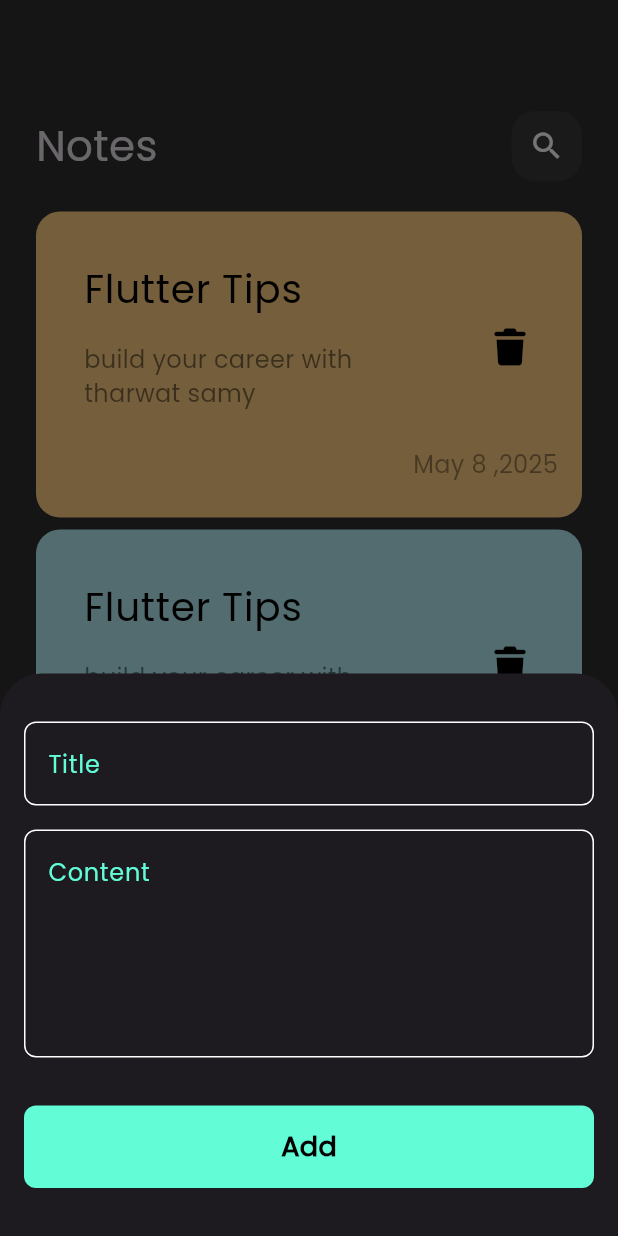
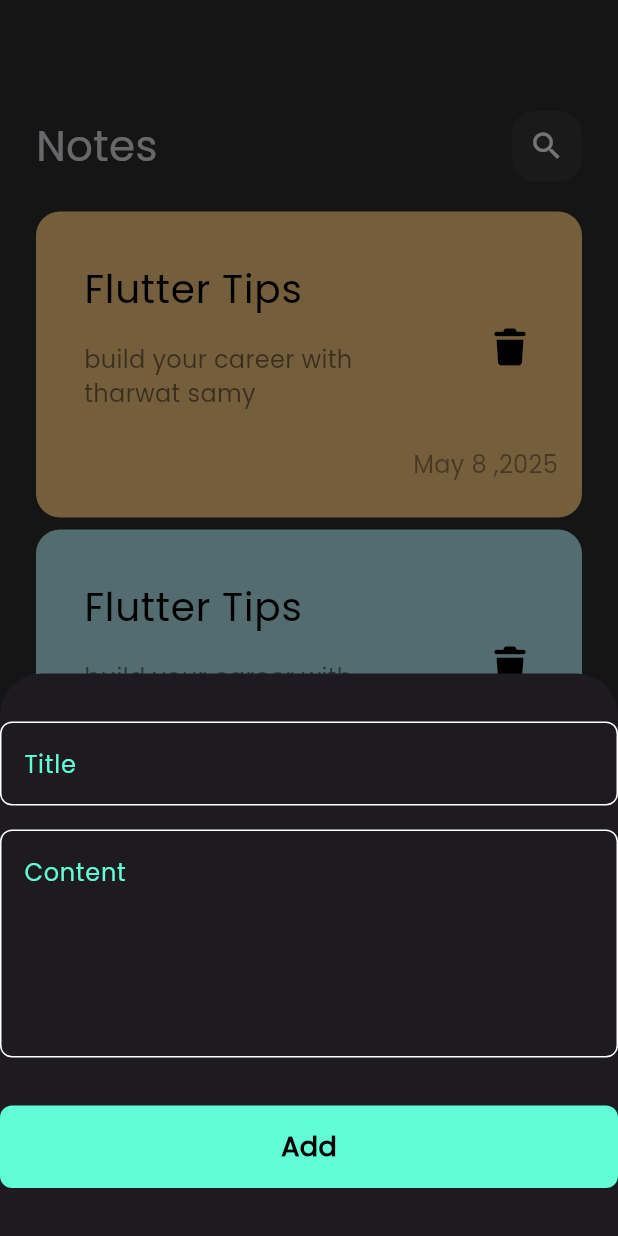
Before and after one commit to mohamedamged22/notes_app, a Flutter app: the screen it shows after launch, after a tap on the "add" icon, on a phone screen of 412 x 824 dp. Run offline on Flutter 3.47's test engine with Material 3 defaults, Android fonts, the phone set to English and light mode, and no system bars; drawn by our look-alikes of modal_progress_hud_nsn; our stand-ins replace bloc, flutter_bloc, font_awesome_flutter, hive, hive_flutter; accounts and stored records are empty; statements that could not run were skipped.

Commit message:
triger add note cubit

```diff
--- a/lib/cubits/add_note_cubit/add_note_cubit.dart
+++ b/lib/cubits/add_note_cubit/add_note_cubit.dart
@@ -14,9 +14,8 @@ class AddNoteCubit extends Cubit<AddNoteState> {
     emit(AddNoteLoading());
     try {
       var notesBox = Hive.box<NoteModel>(kNotesBox);
-
-      emit(AddNoteSuccess());
       await notesBox.add(note);
+            emit(AddNoteSuccess());
     } on Exception catch (e) {
       emit(AddNoteFailure(e.toString()));
     }
--- a/lib/main.dart
+++ b/lib/main.dart
@@ -8,12 +8,16 @@ import 'package:notes_app/views/notes_view.dart';
 import 'package:flutter_bloc/flutter_bloc.dart';
 
 void main() async {
+  WidgetsFlutterBinding.ensureInitialized();
+
   Bloc.observer = SimpleBlocObserver();
+
   await Hive.initFlutter();
-  await Hive.openBox(kNotesBox);
+
   Hive.registerAdapter(NoteModelAdapter());
 
-  runApp(NotesApp());
+  await Hive.openBox<NoteModel>(kNotesBox);
+  runApp(const NotesApp());
 }
 
 class NotesApp extends StatelessWidget {
@@ -26,11 +30,11 @@ class NotesApp extends StatelessWidget {
       child: MaterialApp(
         theme: ThemeData(
           brightness: Brightness.dark,
-          scaffoldBackgroundColor: Color(0xff2D2D2D),
+          scaffoldBackgroundColor: const Color(0xff2D2D2D),
           fontFamily: 'Poppins',
         ),
         debugShowCheckedModeBanner: false,
-        home: NotesView(),
+        home: const NotesView(),
       ),
     );
   }
--- a/lib/views/widgets/add_note_form.dart
+++ b/lib/views/widgets/add_note_form.dart
@@ -1,4 +1,7 @@
 import 'package:flutter/material.dart';
+import 'package:flutter_bloc/flutter_bloc.dart';
+import 'package:notes_app/cubits/add_note_cubit/add_note_cubit.dart';
+import 'package:notes_app/model/note_model.dart';
 import 'package:notes_app/views/widgets/custom_button.dart';
 import 'package:notes_app/views/widgets/custom_text_field.dart';
 
@@ -40,6 +43,13 @@ class _AddNoteFormState extends State<AddNoteForm> {
             onTap: () {
               if (formKey.currentState!.validate()) {
                 formKey.currentState!.save();
+                var note = NoteModel(
+                  title: title!,
+                  subtitle: subTitle!,
+                  date: DateTime.now().toString(),
+                  color: Colors.blueAccent.value,
+                );
+                BlocProvider.of<AddNoteCubit>(context).addNote(note);
               } else {
                 autovalidateMode = AutovalidateMode.always;
                 setState(() {});
--- a/lib/views/widgets/custom_model_sheet.dart
+++ b/lib/views/widgets/custom_model_sheet.dart
@@ -19,14 +19,9 @@ class CustomModelSheet extends StatelessWidget {
         }
       },
       builder: (context, state) {
-        return Padding(
-          padding: const EdgeInsets.symmetric(horizontal: 16.0),
-          child: SingleChildScrollView(
-            child: ModalProgressHUD(
-              inAsyncCall: state is AddNoteLoading ? true : false,
-              child: AddNoteForm(),
-            ),
-          ),
+        return ModalProgressHUD(
+          inAsyncCall: state is AddNoteLoading ? true : false,
+          child: SingleChildScrollView(child: AddNoteForm()),
         );
       },
     );
```
